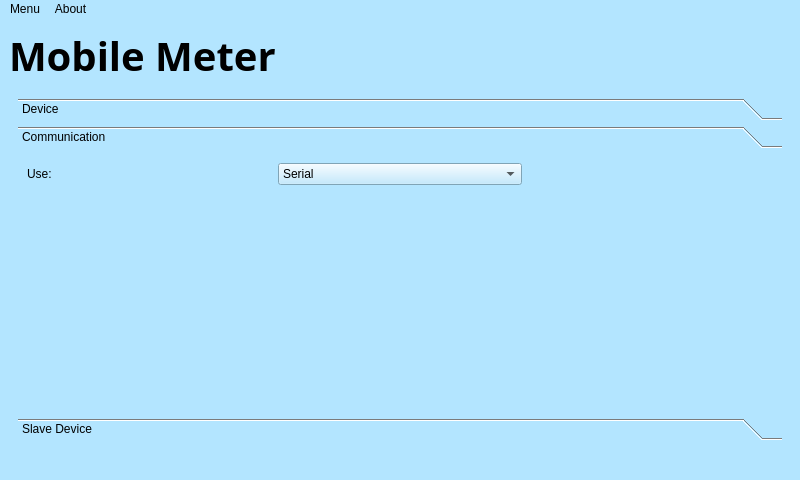
Above: ui/mbmain.ui from AiltonFidelix/MobileMeter before the change. Below: the same form after it.
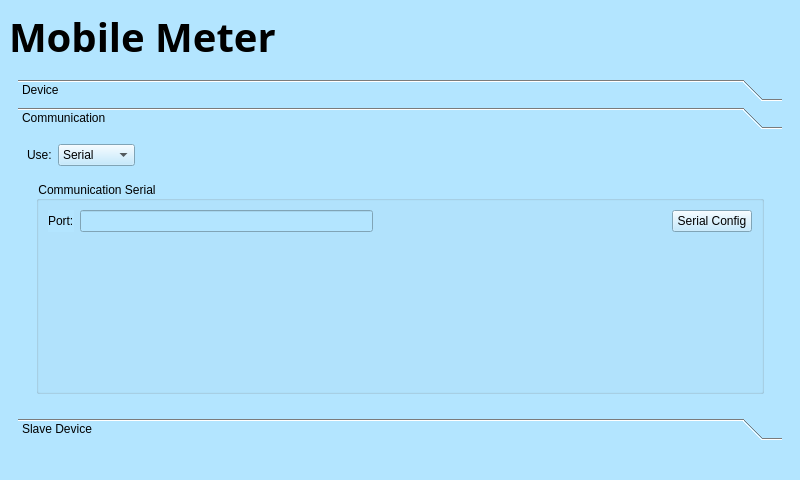
That is the form after the change. The open tabs and pages were chosen to show the change. Icons and pictures are not drawn.

Commit message: add data base class

The edit to the form file:
```diff
--- a/ui/mbmain.ui
+++ b/ui/mbmain.ui
@@ -148,6 +148,19 @@
             <string>Communication</string>
            </attribute>
            <layout class="QGridLayout" name="gridLayout_5">
+            <item row="0" column="2">
+             <spacer name="horizontalSpacer_4">
+              <property name="orientation">
+               <enum>Qt::Horizontal</enum>
+              </property>
+              <property name="sizeHint" stdset="0">
+               <size>
+                <width>40</width>
+                <height>20</height>
+               </size>
+              </property>
+             </spacer>
+            </item>
             <item row="0" column="1">
              <widget class="QComboBox" name="comboBox">
               <item>
@@ -167,6 +180,107 @@
               </item>
              </widget>
             </item>
+            <item row="1" column="0" colspan="3">
+             <widget class="QStackedWidget" name="stCommunication">
+              <property name="currentIndex">
+               <number>0</number>
+              </property>
+              <widget class="QWidget" name="pageSerial">
+               <layout class="QGridLayout" name="gridLayout_9">
+                <item row="0" column="0">
+                 <widget class="QGroupBox" name="groupBox_3">
+                  <property name="title">
+                   <string>Communication Serial</string>
+                  </property>
+                  <layout class="QGridLayout" name="gridLayout_8">
+                   <item row="0" column="0">
+                    <layout class="QHBoxLayout" name="horizontalLayout_7">
+                     <item>
+                      <widget class="QLabel" name="label_9">
+                       <property name="text">
+                        <string>Port:</string>
+                       </property>
+                      </widget>
+                     </item>
+                     <item>
+                      <widget class="QLineEdit" name="lineEdit_2"/>
+                     </item>
+                     <item>
+                      <spacer name="horizontalSpacer_3">
+                       <property name="orientation">
+                        <enum>Qt::Horizontal</enum>
+                       </property>
+                       <property name="sizeHint" stdset="0">
+                        <size>
+                         <width>40</width>
+                         <height>20</height>
+                        </size>
+                       </property>
+                      </spacer>
+                     </item>
+                     <item>
+                      <widget class="QPushButton" name="pbCommSerialConfig">
+                       <property name="text">
+                        <string>Serial Config</string>
+                       </property>
+                       <property name="icon">
+                        <iconset theme="emblem-system">
+                         <normaloff>.</normaloff>.</iconset>
+                       </property>
+                      </widget>
+                     </item>
+                    </layout>
+                   </item>
+                   <item row="1" column="0">
+                    <spacer name="verticalSpacer_2">
+                     <property name="orientation">
+                      <enum>Qt::Vertical</enum>
+                     </property>
+                     <property name="sizeHint" stdset="0">
+                      <size>
+                       <width>20</width>
+                       <height>40</height>
+                      </size>
+                     </property>
+                    </spacer>
+                   </item>
+                  </layout>
+                 </widget>
+                </item>
+               </layout>
+              </widget>
+              <widget class="QWidget" name="pageWiFi">
+               <widget class="QLabel" name="label">
+                <property name="geometry">
+                 <rect>
+                  <x>130</x>
+                  <y>70</y>
+                  <width>62</width>
+                  <height>16</height>
+                 </rect>
+                </property>
+                <property name="text">
+                 <string>WiFi</string>
+                </property>
+               </widget>
+              </widget>
+              <widget class="QWidget" name="pageEthernet">
+               <widget class="QLabel" name="label_7">
+                <property name="geometry">
+                 <rect>
+                  <x>170</x>
+                  <y>90</y>
+                  <width>62</width>
+                  <height>16</height>
+                 </rect>
+                </property>
+                <property name="text">
+                 <string>Ethernet</string>
+                </property>
+               </widget>
+              </widget>
+             </widget>
+            </item>
             <item row="0" column="0">
              <widget class="QLabel" name="label_5">
               <property name="text">
@@ -174,12 +288,6 @@
               </property>
              </widget>
             </item>
-            <item row="1" column="0" colspan="3">
-             <widget class="QStackedWidget" name="stackedWidget_2">
-              <widget class="QWidget" name="page_2"/>
-              <widget class="QWidget" name="page_3"/>
-             </widget>
-            </item>
            </layout>
           </widget>
           <widget class="QWidget" name="page2">
@@ -384,22 +492,6 @@
      <height>21</height>
     </rect>
    </property>
-   <widget class="QMenu" name="menuMenu">
-    <property name="title">
-     <string>Menu</string>
-    </property>
-    <addaction name="actionDashboard"/>
-    <addaction name="actionSettings"/>
-    <addaction name="actionLogs"/>
-   </widget>
-   <widget class="QMenu" name="menuAbout">
-    <property name="title">
-     <string>About</string>
-    </property>
-    <addaction name="actionSystem"/>
-   </widget>
-   <addaction name="menuMenu"/>
-   <addaction name="menuAbout"/>
   </widget>
   <action name="actionSettings">
    <property name="text">
```
Left out of the diff: 111 changed lines with no effect on the pictures. The commit also changes 12 other files.
